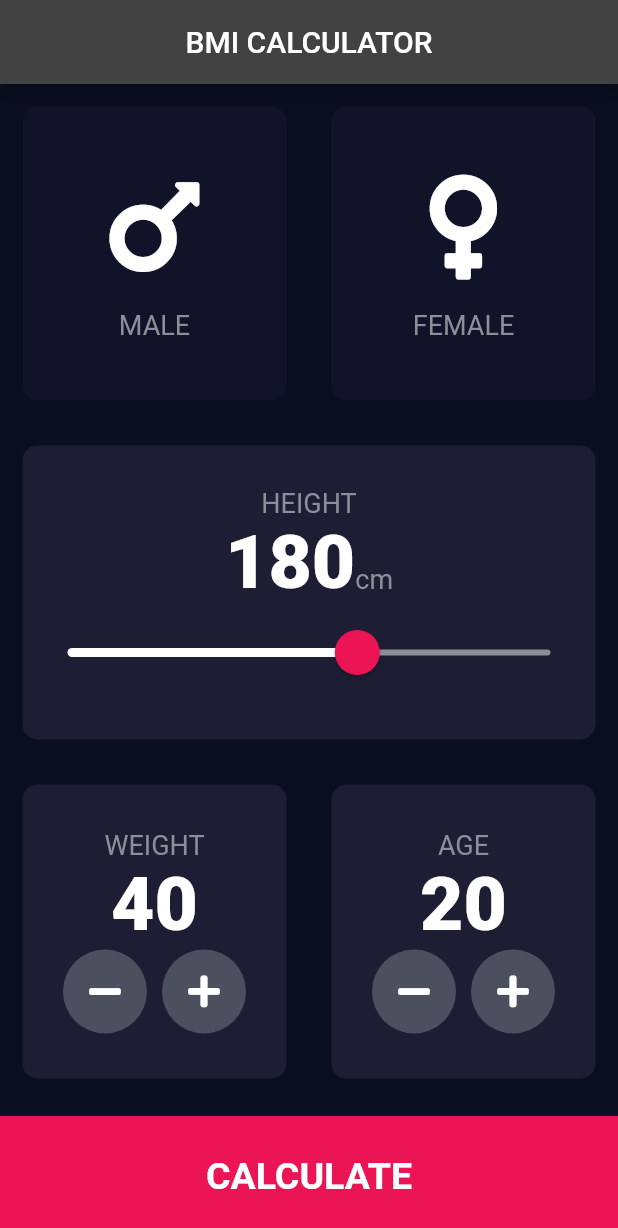
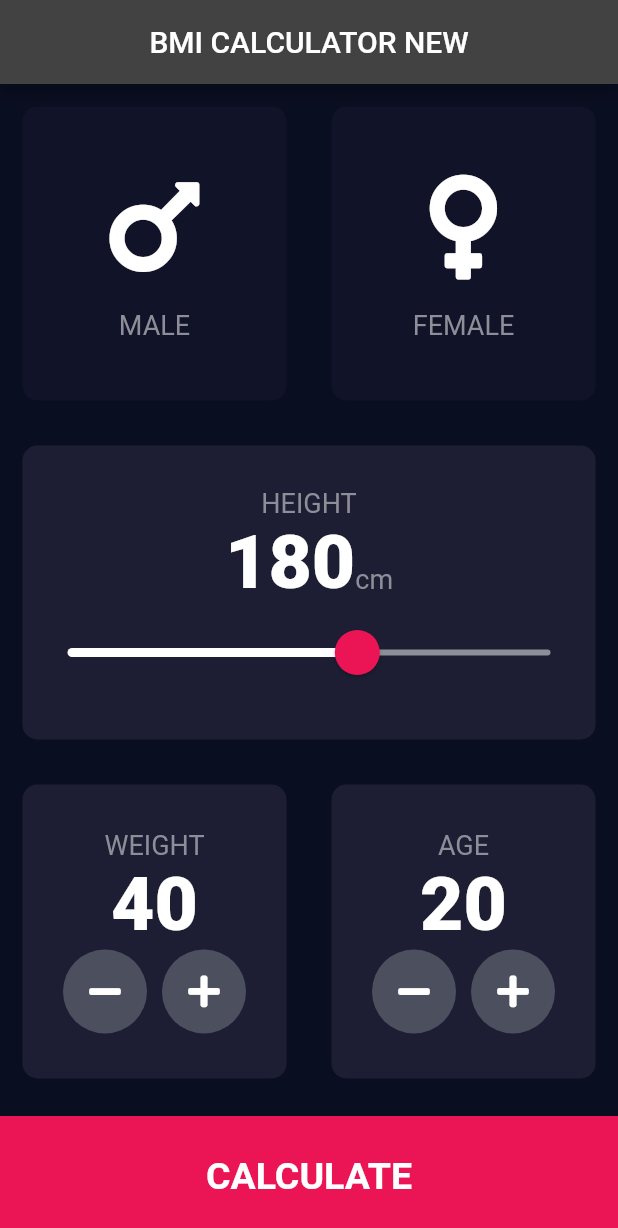
Before and after one commit to Onkargrg/bmi_calculator, a Flutter app: the screen it shows after launch, on a phone screen of 412 x 824 dp. Shown: the top 1228 px of the screen. Run offline on Flutter 3.47's test engine with Material 2 defaults, Android fonts, the phone set to English and light mode, and no system bars; our stand-ins replace font_awesome_flutter.

Commit message:
New name

```diff
--- a/lib/screens/input_page.dart
+++ b/lib/screens/input_page.dart
@@ -28,7 +28,7 @@ class _InputPageState extends State<InputPage> {
   Widget build(BuildContext context) {
     return Scaffold(
       appBar: AppBar(
-        title: Center(child: Text('BMI CALCULATOR')),
+        title: Center(child: Text('BMI CALCULATOR NEW')),
       ),
       body: Column(
         crossAxisAlignment: CrossAxisAlignment.stretch,
```
